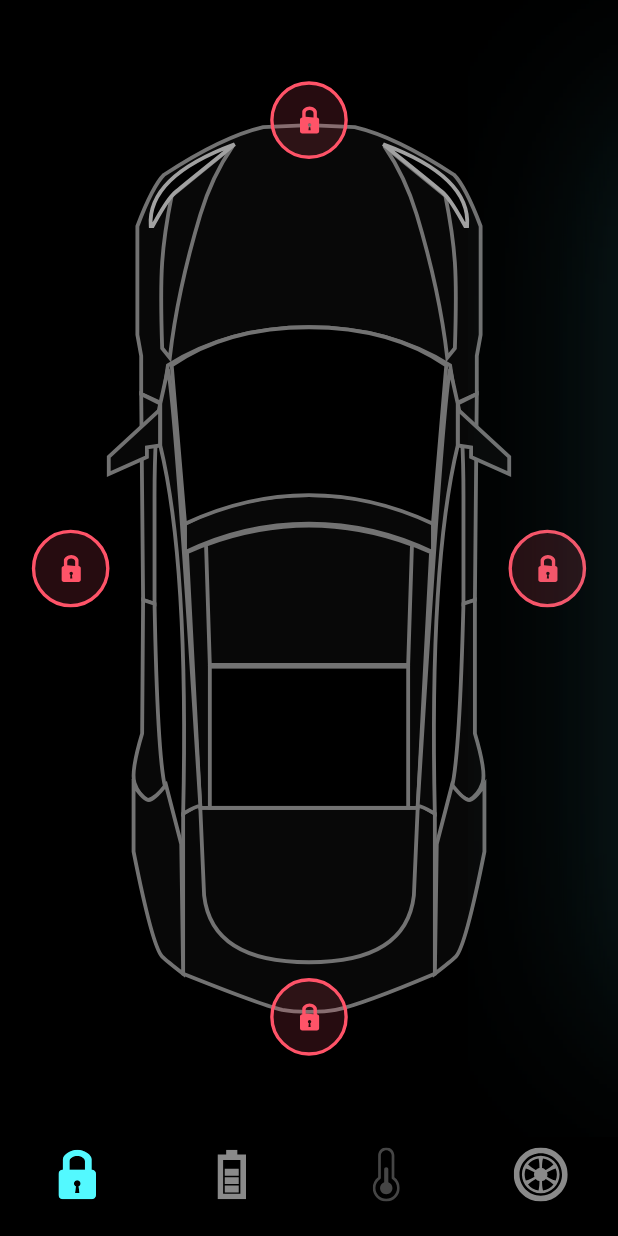
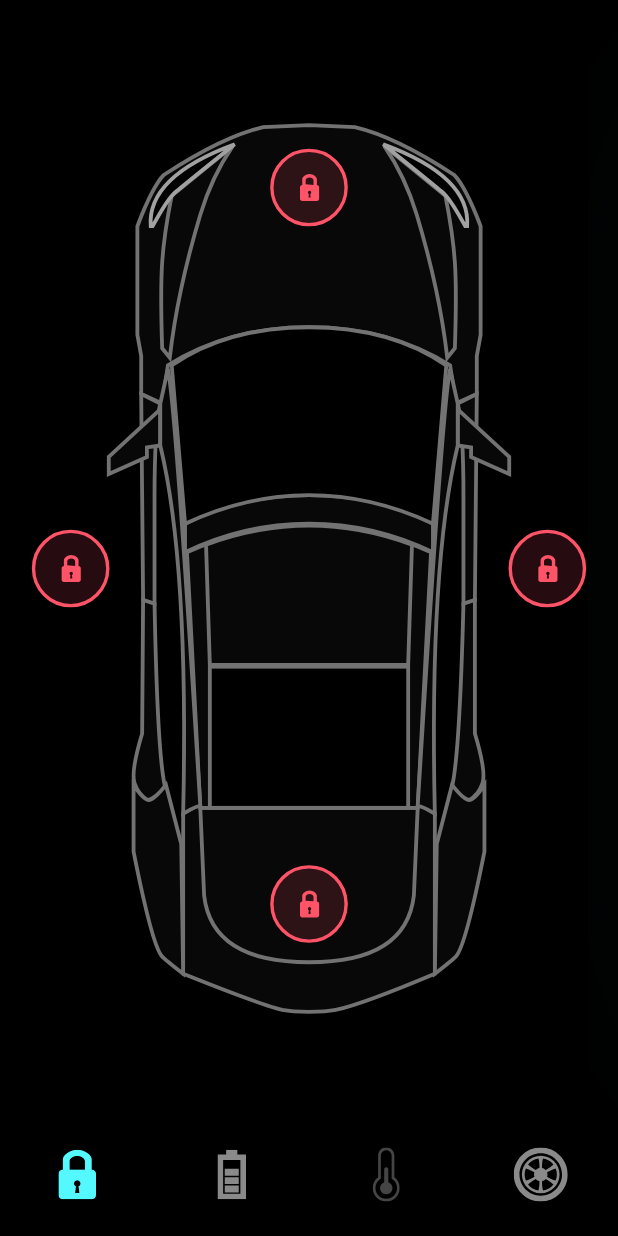
Before and after one commit to giovannicampagnolo/Tesla-Control-App, a Flutter app: the screen it shows after launch, on a phone screen of 412 x 824 dp. Run offline on Flutter 3.47's test engine with Material 2 defaults, Android fonts, the phone set to English and light mode, and no system bars; our stand-ins replace flutter_svg.

Commit message:
refactor: the structure of the code

```diff
--- a/lib/main.dart
+++ b/lib/main.dart
@@ -16,7 +16,7 @@ class MyApp extends StatelessWidget {
       debugShowCheckedModeBanner: false,
       theme: ThemeData(
         brightness: Brightness.dark,
-        primarySwatch: Colors.deepOrange,
+        primarySwatch: Colors.blue,
         scaffoldBackgroundColor: Colors.black,
       ),
       home: HomeScreen(),
--- a/lib/widgets/door_lock.dart
+++ b/lib/screens/components/door_lock.dart
@@ -1,18 +1,17 @@
 import 'package:flutter/material.dart';
 import 'package:flutter_svg/flutter_svg.dart';
 
-import '../constanins.dart';
+import '../../constanins.dart';
 
 class DoorLock extends StatelessWidget {
-  final VoidCallback press;
-  final bool isLock;
-
   const DoorLock({
     Key? key,
     required this.press,
     required this.isLock,
+  }) : super(key: key);
 
-  }) : super(key: key);
+  final VoidCallback press;
+  final bool isLock;
 
   @override
   Widget build(BuildContext context) {
@@ -21,8 +20,7 @@ class DoorLock extends StatelessWidget {
       child: AnimatedSwitcher(
         duration: defaultDuration,
         switchInCurve: Curves.easeInOutBack,
-        transitionBuilder: (child, animation) =>
-            ScaleTransition(
+        transitionBuilder: (child, animation) => ScaleTransition(
           scale: animation,
           child: child,
         ),
--- a/lib/widgets/tesla_bottom_navigation_bar.dart
+++ b/lib/screens/components/tesla_bottom_navigationbar.dart
@@ -1,38 +1,30 @@
 import 'package:flutter/material.dart';
-import 'package:flutter_svg/svg.dart';
+import 'package:flutter_svg/flutter_svg.dart';
 
-import '../constanins.dart';
-
+import '../../constanins.dart';
 
 class TeslaBottomNavigationBar extends StatelessWidget {
-  final int selectedTab;
-  final ValueChanged<int> onTap;
-
-  TeslaBottomNavigationBar({
+  const TeslaBottomNavigationBar({
     Key? key,
     required this.selectedTab,
     required this.onTap,
   }) : super(key: key);
 
-  List<String> navIcons = [
-    "assets/icons/Lock.svg",
-    "assets/icons/Charge.svg",
-    "assets/icons/Temp.svg",
-    "assets/icons/Tyre.svg",
-  ];
+  final int selectedTab;
+  final ValueChanged<int> onTap;
 
   @override
   Widget build(BuildContext context) {
     return BottomNavigationBar(
       onTap: onTap,
       currentIndex: selectedTab,
+      type: BottomNavigationBarType.fixed,
       backgroundColor: Colors.black,
-      type: BottomNavigationBarType.fixed,
       items: List.generate(
-        navIcons.length,
+        navIconSrc.length,
         (index) => BottomNavigationBarItem(
           icon: SvgPicture.asset(
-            navIcons[index],
+            navIconSrc[index],
             color: index == selectedTab ? primaryColor : Colors.white54,
           ),
           label: "",
@@ -41,3 +33,10 @@ class TeslaBottomNavigationBar extends StatelessWidget {
     );
   }
 }
+
+List<String> navIconSrc = [
+  "assets/icons/Lock.svg",
+  "assets/icons/Charge.svg",
+  "assets/icons/Temp.svg",
+  "assets/icons/Tyre.svg",
+];
--- a/lib/screens/home_screen.dart
+++ b/lib/screens/home_screen.dart
@@ -1,15 +1,17 @@
 import 'package:flutter/material.dart';
-import 'package:flutter_svg/flutter_svg.dart';
+import 'package:flutter/widgets.dart';
+import 'package:flutter_svg/svg.dart';
+import 'package:tesla_animated_app/constanins.dart';
 import 'package:tesla_animated_app/home_controller.dart';
-import 'package:tesla_animated_app/widgets/door_lock.dart';
+import 'package:tesla_animated_app/models/TyrePsi.dart';
 
-import '../constanins.dart';
-import '../models/TyrePsi.dart';
-import '../widgets/battery_status.dart';
-import '../widgets/temp_details.dart';
-import '../widgets/tesla_bottom_navigation_bar.dart';
-import '../widgets/tyre.dart';
-import '../widgets/tyre_psi_card.dart';
+import 'components/battery_status.dart';
+import 'components/door_lock.dart';
+import 'components/temp_details.dart';
+import 'components/tesla_bottom_navigationbar.dart';
+import 'components/tmp_btn.dart';
+import 'components/tyre_psi_card.dart';
+import 'components/tyres.dart';
 
 class HomeScreen extends StatefulWidget {
   HomeScreen({Key? key}) : super(key: key);
@@ -24,14 +26,14 @@ class _HomeScreenState extends State<HomeScreen> with TickerProviderStateMixin {
   late AnimationController _batteryAnimationController;
   late Animation<double> _animationBattery;
   late Animation<double> _animationBatteryStatus;
+
+  late AnimationController _tempAnimationController;
+  late Animation<double> _animationCarShift;
   late Animation<double> _animationTempShowInfo;
   late Animation<double> _animationCoolGlow;
 
-  late AnimationController _tempAnimationController;
-  late Animation<double> _animationCarShift;
-
   late AnimationController _tyreAnimationController;
-
+  // We want to animate each tyre one by one
   late Animation<double> _animationTyre1Psi;
   late Animation<double> _animationTyre2Psi;
   late Animation<double> _animationTyre3Psi;
@@ -39,17 +41,28 @@ class _HomeScreenState extends State<HomeScreen> with TickerProviderStateMixin {
 
   late List<Animation<double>> _tyreAnimations;
 
+  // Great Job guys
+  // We are done with our animation serise
+  // Thank You!
+
   void setupBatteryAnimation() {
     _batteryAnimationController = AnimationController(
       vsync: this,
       duration: Duration(milliseconds: 600),
     );
+
     _animationBattery = CurvedAnimation(
       parent: _batteryAnimationController,
+      // Here the animation end on 0.5
+      // it ends on 300 milliseconds
       curve: Interval(0.0, 0.5),
     );
+
     _animationBatteryStatus = CurvedAnimation(
       parent: _batteryAnimationController,
+      // After a delay we start this animation
+      // after 60 milliseconds delay it start
+      // so it start at 360 and end on 600 milliseconds
       curve: Interval(0.6, 1),
     );
   }
@@ -75,25 +88,21 @@ class _HomeScreenState extends State<HomeScreen> with TickerProviderStateMixin {
 
   void setupTyreAnimation() {
     _tyreAnimationController = AnimationController(
-      vsync: this,
-      duration: Duration(milliseconds: 1200),
-    );
+        vsync: this, duration: Duration(milliseconds: 1200));
     _animationTyre1Psi = CurvedAnimation(
-      parent: _tyreAnimationController,
-      curve: Interval(0.34, 0.5),
-    );
+        parent: _tyreAnimationController, curve: Interval(0.34, 0.5));
     _animationTyre2Psi = CurvedAnimation(
-      parent: _tyreAnimationController,
-      curve: Interval(0.5, 0.66),
-    );
+        parent: _tyreAnimationController, curve: Interval(0.5, 0.66));
     _animationTyre3Psi = CurvedAnimation(
-      parent: _tyreAnimationController,
-      curve: Interval(0.66, 0.82),
-    );
+        parent: _tyreAnimationController, curve: Interval(0.66, 0.82));
     _animationTyre4Psi = CurvedAnimation(
-      parent: _tyreAnimationController,
-      curve: Interval(0.82, 1),
-    );
+        parent: _tyreAnimationController, curve: Interval(0.82, 1));
+    _tyreAnimations = [
+      _animationTyre1Psi,
+      _animationTyre2Psi,
+      _animationTyre3Psi,
+      _animationTyre4Psi,
+    ];
   }
 
   @override
@@ -101,12 +110,7 @@ class _HomeScreenState extends State<HomeScreen> with TickerProviderStateMixin {
     setupBatteryAnimation();
     setupTempAnimation();
     setupTyreAnimation();
-    _tyreAnimations = [
-      _animationTyre1Psi,
-      _animationTyre2Psi,
-      _animationTyre3Psi,
-      _animationTyre4Psi
-    ];
+
     super.initState();
   }
 
@@ -127,7 +131,7 @@ class _HomeScreenState extends State<HomeScreen> with TickerProviderStateMixin {
           _tempAnimationController,
           _tyreAnimationController,
         ]),
-        builder: (context, snapshot) {
+        builder: (context, _) {
           return Scaffold(
             bottomNavigationBar: TeslaBottomNavigationBar(
               onTap: (index) {
@@ -148,121 +152,126 @@ class _HomeScreenState extends State<HomeScreen> with TickerProviderStateMixin {
 
                 _controller.showTyreController(index);
                 _controller.tyreStatusController(index);
+                // Make sure you call it before [onBottomNavigationTabChange]
                 _controller.onBottomNavigationTabChange(index);
-                print(index);
               },
               selectedTab: _controller.selectedBottomTab,
             ),
             body: SafeArea(
-              child: LayoutBuilder(builder: (context, constraint) {
+              child: LayoutBuilder(
+                builder: (context, constrains) {
                   return Stack(
                     alignment: Alignment.center,
                     children: [
+                      // Let's fixed it
                       SizedBox(
-                      height: constraint.maxHeight,
-                      width: constraint.maxWidth,
+                        height: constrains.maxHeight,
+                        width: constrains.maxWidth,
                       ),
+                      // Nothing really chnage, let's fix that
                       Positioned(
-                      left: constraint.maxWidth / 2 * _animationCarShift.value,
-                      height: constraint.maxHeight,
-                      width: constraint.maxWidth,
+                        left:
+                            constrains.maxWidth / 2 * _animationCarShift.value,
+                        height: constrains.maxHeight,
+                        width: constrains.maxWidth,
                         child: Padding(
                           padding: EdgeInsets.symmetric(
-                            vertical: constraint.maxHeight * 0.1),
+                              vertical: constrains.maxHeight * 0.1),
                           child: SvgPicture.asset(
                             "assets/icons/Car.svg",
                             width: double.infinity,
                           ),
                         ),
                       ),
+                      // Door Locks
                       AnimatedPositioned(
                         duration: defaultDuration,
                         right: _controller.selectedBottomTab == 0
-                          ? constraint.maxWidth * 0.05
-                          : constraint.maxWidth / 2,
+                            ? constrains.maxWidth * 0.05
+                            : constrains.maxWidth / 2,
                         child: AnimatedOpacity(
                           duration: defaultDuration,
                           opacity: _controller.selectedBottomTab == 0 ? 1 : 0,
                           child: DoorLock(
+                            isLock: _controller.isRightDoorLock,
                             press: _controller.updateRightDoorLock,
-                          isLock: _controller.isRightDoorLock,
                           ),
                         ),
                       ),
                       AnimatedPositioned(
                         duration: defaultDuration,
                         left: _controller.selectedBottomTab == 0
-                          ? constraint.maxWidth * 0.05
-                          : constraint.maxWidth / 2,
+                            ? constrains.maxWidth * 0.05
+                            : constrains.maxWidth / 2,
                         child: AnimatedOpacity(
                           duration: defaultDuration,
                           opacity: _controller.selectedBottomTab == 0 ? 1 : 0,
                           child: DoorLock(
+                            isLock: _controller.isLeftDoorLock,
                             press: _controller.updateLeftDoorLock,
-                          isLock: _controller.isLeftDoorLock,
                           ),
                         ),
                       ),
                       AnimatedPositioned(
                         duration: defaultDuration,
                         top: _controller.selectedBottomTab == 0
-                          ? constraint.maxWidth * 0.13
-                          : constraint.maxWidth / 2,
+                            ? constrains.maxHeight * 0.13
+                            : constrains.maxHeight / 2,
                         child: AnimatedOpacity(
                           duration: defaultDuration,
                           opacity: _controller.selectedBottomTab == 0 ? 1 : 0,
                           child: DoorLock(
-                          press: _controller.updateTopDoorLock,
-                          isLock: _controller.isTopDoorLock,
+                            isLock: _controller.isBonnetLock,
+                            press: _controller.updateBonnetDoorLock,
                           ),
                         ),
                       ),
                       AnimatedPositioned(
                         duration: defaultDuration,
                         bottom: _controller.selectedBottomTab == 0
-                          ? constraint.maxWidth * 0.13
-                          : constraint.maxWidth / 2,
+                            ? constrains.maxHeight * 0.17
+                            : constrains.maxHeight / 2,
                         child: AnimatedOpacity(
                           duration: defaultDuration,
                           opacity: _controller.selectedBottomTab == 0 ? 1 : 0,
                           child: DoorLock(
-                          press: _controller.updateBottomDoorLock,
-                          isLock: _controller.isBottomDoorLock,
+                            isLock: _controller.isTrunkLock,
+                            press: _controller.updateTrunkDoorLock,
                           ),
                         ),
                       ),
 
-                    ///BATTERY
+                      // Battery
                       Opacity(
                         opacity: _animationBattery.value,
                         child: SvgPicture.asset(
                           "assets/icons/Battery.svg",
-                        width: constraint.maxWidth * 0.45,
+                          width: constrains.maxWidth * 0.45,
                         ),
                       ),
 
                       Positioned(
                         top: 50 * (1 - _animationBatteryStatus.value),
-                      height: constraint.maxHeight,
-                      width: constraint.maxWidth,
+                        height: constrains.maxHeight,
+                        width: constrains.maxWidth,
                         child: Opacity(
                           opacity: _animationBatteryStatus.value,
-                        child: BatteryStatus(constraint: constraint),
+                          child: BatteryStatus(constrains: constrains),
                         ),
                       ),
-
-                    ///TEMPERATURE
+                      // Temp
                       Positioned(
-                      height: constraint.maxHeight,
-                      width: constraint.maxWidth,
+                        height: constrains.maxHeight,
+                        width: constrains.maxWidth,
                         top: 60 * (1 - _animationTempShowInfo.value),
                         child: Opacity(
                           opacity: _animationTempShowInfo.value,
                           child: TempDetails(controller: _controller),
                         ),
                       ),
+                      // We also need to animate the glow
                       Positioned(
-                      right: -100 * (1 - _animationCoolGlow.value),
+                        right: -180 * (1 - _animationCoolGlow.value),
                         child: AnimatedSwitcher(
                           duration: defaultDuration,
                           child: _controller.isCoolSelected
@@ -279,18 +288,21 @@ class _HomeScreenState extends State<HomeScreen> with TickerProviderStateMixin {
                         ),
                       ),
 
-                    ///TYRE
-                    if (_controller.isShowTyre) ...tyres(constraint),
+                      // Tyre
+                      if (_controller.isShowTyre) ...tyres(constrains),
                       if (_controller.isShowTyreStatus)
+                        // Let's add the animation
+
                         GridView.builder(
-                        physics: const NeverScrollableScrollPhysics(),
                           itemCount: 4,
-                        gridDelegate: SliverGridDelegateWithFixedCrossAxisCount(
+                          physics: NeverScrollableScrollPhysics(),
+                          gridDelegate:
+                              SliverGridDelegateWithFixedCrossAxisCount(
                             crossAxisCount: 2,
                             mainAxisSpacing: defaultPadding,
                             crossAxisSpacing: defaultPadding,
                             childAspectRatio:
-                              constraint.maxWidth / constraint.maxHeight,
+                                constrains.maxWidth / constrains.maxHeight,
                           ),
                           itemBuilder: (context, index) => ScaleTransition(
                             scale: _tyreAnimations[index],
@@ -299,10 +311,11 @@ class _HomeScreenState extends State<HomeScreen> with TickerProviderStateMixin {
                               tyrePsi: demoPsiList[index],
                             ),
                           ),
-                      ),
+                        )
                     ],
                   );
-              }),
+                },
+              ),
             ),
           );
         });
```
Also changed, not shown: lib/home_controller.dart (+32 -24 lines), lib/screens/components/battery_status.dart (renamed from lib/widgets/battery_status.dart, +5 -4 lines), lib/screens/components/temp_details.dart (renamed from lib/widgets/temp_details.dart, +15 -22 lines), lib/screens/components/tmp_btn.dart (renamed from lib/widgets/temp_btn.dart, +17 -17 lines), lib/screens/components/tyre_psi_card.dart (renamed from lib/widgets/tyre_psi_card.dart, +31 -33 lines), lib/screens/components/tyres.dart (renamed from lib/widgets/tyre.dart, +10 -10 lines), 1 other file. Lines whose indentation alone changed are shown as unchanged.
